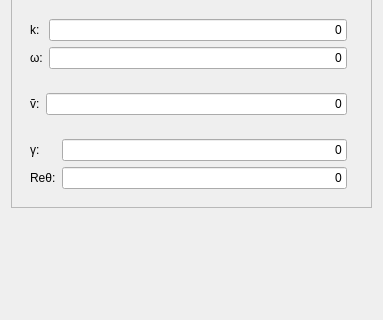
Old version of the form core/gui/TaskPanelCfdInitialiseInternalField.ui in the repository jaheyns/CfdOF; both pictures show x 0 to 383 and y 793 to 1113 of the 383 by 1113 pixel window.
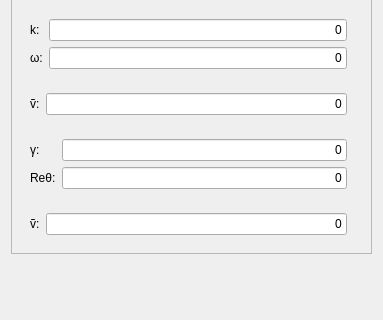
New version of the form. Custom widgets are drawn as their Qt base class.

Commit message: Tidy up, add boundary and internal field initialisation in GUI

```diff
--- a/core/gui/TaskPanelCfdInitialiseInternalField.ui
+++ b/core/gui/TaskPanelCfdInitialiseInternalField.ui
@@ -342,6 +342,53 @@
         </layout>
        </widget>
       </item>
+						<item row="7" column="0">
+							<widget class="QFrame" name="lesModels">
+								<property name="frameShape">
+									<enum>QFrame::NoFrame</enum>
+								</property>
+								<property name="frameShadow">
+									<enum>QFrame::Raised</enum>
+								</property>
+								<layout class="QGridLayout" name="gridLayout">
+									<item row="0" column="0">
+										<widget class="QLabel" name="label">
+											<property name="text">
+												<string>ṽ:</string>
+											</property>
+										</widget>
+									</item>
+									<item row="0" column="1">
+										<widget class="Gui::InputField" name="inputTurbulentViscosity">
+											<property name="sizePolicy">
+												<sizepolicy hsizetype="MinimumExpanding" vsizetype="Fixed">
+													<horstretch>1</horstretch>
+													<verstretch>0</verstretch>
+												</sizepolicy>
+											</property>
+											<property name="text">
+												<string>0</string>
+											</property>
+											<property name="alignment">
+												<set>Qt::AlignRight|Qt::AlignTrailing|Qt::AlignVCenter</set>
+											</property>
+											<property name="singleStep" stdset="0">
+												<double>0.001000000000000</double>
+											</property>
+											<property name="minimum" stdset="0">
+												<double>0.000000000000000</double>
+											</property>
+											<property name="unit" stdset="0">
+												<string notr="true"/>
+											</property>
+											<property name="format" stdset="0">
+												<string>g</string>
+											</property>
+										</widget>
+									</item>
+								</layout>
+							</widget>
+						</item>						
      </layout>
     </widget>
    </item>
```
Lines whose indentation alone changed are shown as unchanged. The commit also changes 3 other files.
